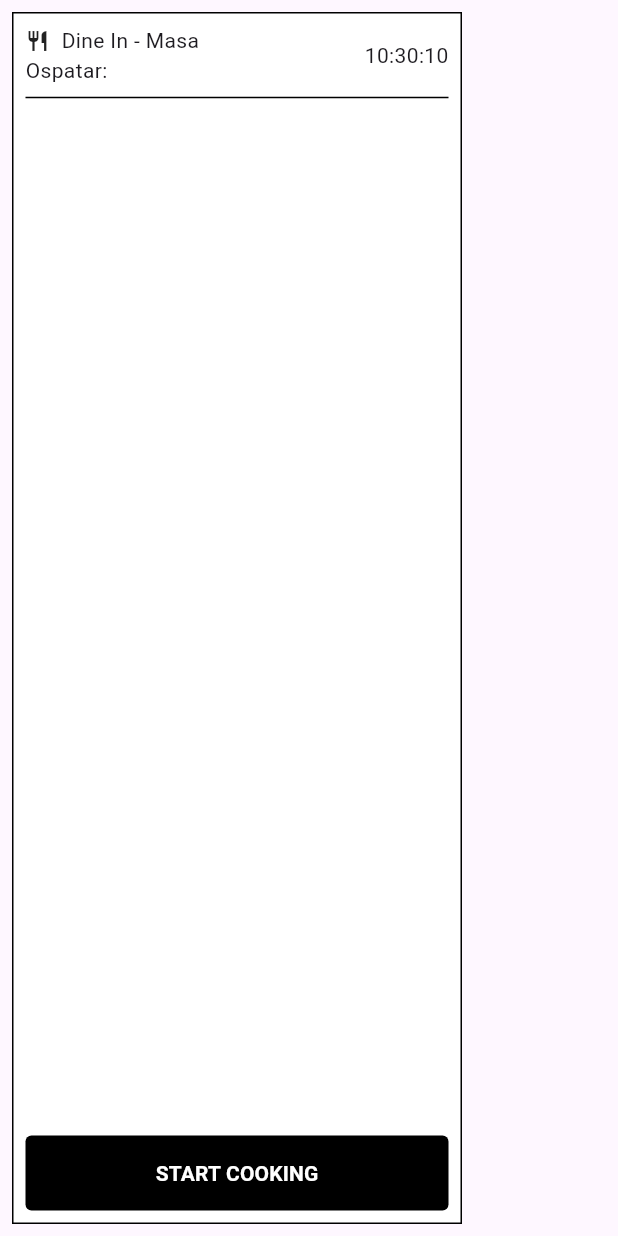
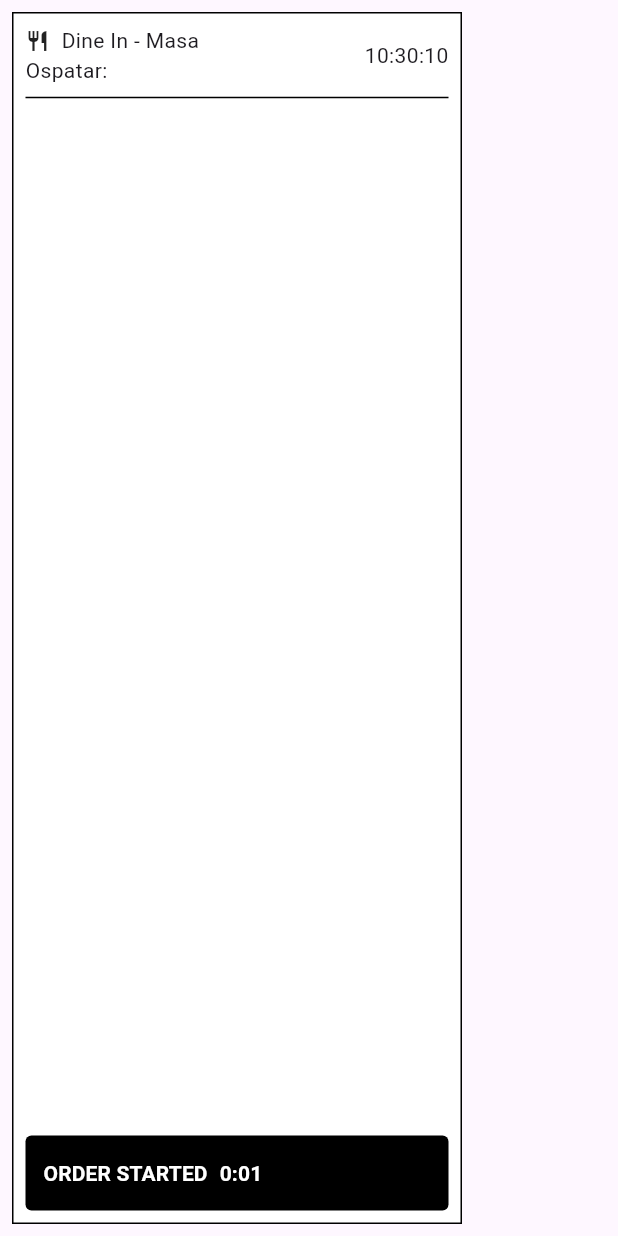
Before and after one commit to stoicadianaa/kds_vectron, a Flutter app: the CardComanda widget shown alone on an empty page, opened directly with empty values, on a phone screen of 412 x 824 dp. Run offline on Flutter 3.47's test engine with Material 3 defaults, Android fonts, the phone set to English and light mode, and no system bars; missing offline and left inert: stomp_dart_client.

Commit message:
first working version

```diff
--- a/lib/app/comenzi/comenzi_screen.dart
+++ b/lib/app/comenzi/comenzi_screen.dart
@@ -1,10 +1,11 @@
-import 'dart:async';
-
 import 'package:flutter/material.dart';
+import 'package:kds_vectron/app/widgets/counter.dart';
+import 'package:kds_vectron/app/widgets/exact_time.dart';
 import 'package:kds_vectron/core/enums/tip_comanda.dart';
 import 'package:kds_vectron/core/extensions/date_time_extension.dart';
 import 'package:kds_vectron/core/model/comanda.dart';
 import 'package:kds_vectron/core/service/comenzi.service.dart';
+import 'package:kds_vectron/core/service/web_socket.service.dart';
 
 class ComenziScreen extends StatelessWidget {
   ComenziScreen({super.key});
@@ -20,16 +21,19 @@ class ComenziScreen extends StatelessWidget {
         surfaceTintColor: Colors.white,
         title: ExactTime(),
       ),
-      body: FutureBuilder(
-        future: ComenziService().getComenzi(),
+      body: StreamBuilder(
+        stream: WebSocketService.comandaUpdateController.stream,
         builder: (context, snapshot) {
           if (snapshot.hasData) {
-            final List<Comanda> comenzi = snapshot.data ?? [];
+            final List<Comanda> comenzi =
+                (snapshot.data ?? [] as List<Comanda>);
+            comenzi.removeWhere((element) => element.oraEnd != null);
 
-            return GridView.extent(maxCrossAxisExtent: 400 + 16,
+            return GridView.extent(
+                maxCrossAxisExtent: 400 + 16,
                 padding: const EdgeInsets.all(16),
                 children: [
-              for (var comanda in comenzi) CardComanda(comanda: comanda)
+                  for (var data in comenzi) CardComanda(comanda: data)
                 ]);
           } else if (snapshot.hasError) {
             return Text('Error: ${snapshot.error}');
@@ -45,13 +49,14 @@ class CardComanda extends StatelessWidget {
   CardComanda({
     super.key,
     required this.comanda,
-  });
+  }) {
+    started = ValueNotifier(comanda.oraStart != null);
+  }
 
   final Comanda comanda;
   final ScrollController _scrollController = ScrollController();
 
-  //todo change
-  ValueNotifier<bool> started = ValueNotifier(false);
+  late final ValueNotifier<bool> started;
 
   @override
   Widget build(BuildContext context) {
@@ -63,7 +68,9 @@ class CardComanda extends StatelessWidget {
       margin: const EdgeInsets.all(8),
       padding: const EdgeInsets.all(8),
       width: 300,
-      child: Column(crossAxisAlignment: CrossAxisAlignment.start, children: [
+      child: Column(
+        crossAxisAlignment: CrossAxisAlignment.start,
+        children: [
           Row(
             mainAxisAlignment: MainAxisAlignment.spaceAround,
             children: [
@@ -104,7 +111,8 @@ class CardComanda extends StatelessWidget {
                           children: [
                             Text(
                               produs.cantitate.toString(),
-                            style: const TextStyle(fontWeight: FontWeight.bold),
+                              style:
+                                  const TextStyle(fontWeight: FontWeight.bold),
                             ),
                             const SizedBox(width: 8),
                             Expanded(
@@ -136,7 +144,9 @@ class CardComanda extends StatelessWidget {
             builder: (context, orderStarted, _) {
               if (orderStarted) {
                 return TextButton(
-                    onPressed: () {},
+                  onPressed: () async {
+                    ComenziService.endComanda(comanda.id);
+                  },
                   style: ButtonStyle(
                     backgroundColor: MaterialStateProperty.all(Colors.black),
                     fixedSize: MaterialStateProperty.all(
@@ -147,21 +157,27 @@ class CardComanda extends StatelessWidget {
                       ),
                     ),
                   ),
-                    child: const Row(
+                  child: Row(
                     children: [
-                        Text(
+                      const Text(
                         'ORDER STARTED',
                         style: TextStyle(
                             color: Colors.white, fontWeight: FontWeight.w600),
                       ),
+                      const SizedBox(width: 8),
+                      Counter(
+                          startTime: comanda.oraStart!,
+                          style: const TextStyle(
+                            color: Colors.white,
+                            fontWeight: FontWeight.w600,
+                          )),
                     ],
                   ),
                 );
               }
-
               return TextButton(
-                onPressed: () {
-                  started.value = true;
+                onPressed: () async {
+                  await ComenziService.startComanda(comanda.id);
                 },
                 style: ButtonStyle(
                   backgroundColor: MaterialStateProperty.all(Colors.black),
@@ -179,29 +195,10 @@ class CardComanda extends StatelessWidget {
                       color: Colors.white, fontWeight: FontWeight.w600),
                 ),
               );
-            }),
-      ]),
+            },
+          ),
+        ],
+      ),
     );
   }
 }
-
-class ExactTime extends StatelessWidget {
-  ExactTime({super.key, this.style}) {
-    Timer.periodic(const Duration(seconds: 1), (timer) {
-      time.value = DateTime.now();
-    });
-  }
-
-  final ValueNotifier<DateTime> time = ValueNotifier(DateTime.now());
-  final TextStyle? style;
-
-  @override
-  Widget build(BuildContext context) {
-    return ValueListenableBuilder(
-      valueListenable: time,
-      builder: (context, DateTime value, child) {
-        return Text(value.formattedTime);
-      },
-    );
-  }
-}
--- /dev/null
+++ b/lib/app/widgets/counter.dart
@@ -0,0 +1,28 @@
+import 'dart:async';
+
+import 'package:flutter/material.dart';
+
+class Counter extends StatelessWidget {
+  Counter({super.key, this.style, required DateTime startTime}) {
+    duration = ValueNotifier(DateTime.now().difference(startTime));
+    Timer.periodic(const Duration(seconds: 1), (timer) {
+      duration.value = DateTime.now().difference(startTime);
+    });
+  }
+
+  late final ValueNotifier<Duration> duration;
+  final TextStyle? style;
+
+  @override
+  Widget build(BuildContext context) {
+    return ValueListenableBuilder(
+      valueListenable: duration,
+      builder: (context, Duration value, child) {
+        return Text(
+          '${(value.inSeconds / 60).floor()}:${(value.inSeconds % 60).toString().padLeft(2, '0')}',
+          style: style,
+        );
+      },
+    );
+  }
+}
--- /dev/null
+++ b/lib/app/widgets/exact_time.dart
@@ -0,0 +1,25 @@
+import 'dart:async';
+
+import 'package:flutter/material.dart';
+import 'package:kds_vectron/core/extensions/date_time_extension.dart';
+
+class ExactTime extends StatelessWidget {
+  ExactTime({super.key, this.style}) {
+    Timer.periodic(const Duration(seconds: 1), (timer) {
+      time.value = DateTime.now();
+    });
+  }
+
+  final ValueNotifier<DateTime> time = ValueNotifier(DateTime.now());
+  final TextStyle? style;
+
+  @override
+  Widget build(BuildContext context) {
+    return ValueListenableBuilder(
+      valueListenable: time,
+      builder: (context, DateTime value, child) {
+        return Text(value.formattedTime);
+      },
+    );
+  }
+}
--- a/lib/core/model/comanda.dart
+++ b/lib/core/model/comanda.dart
@@ -12,6 +12,8 @@ class Comanda {
   List<ProdusComanda> produseComanda;
   String nrComanda;
   DateTime dataComanda;
+  DateTime? oraStart;
+  DateTime? oraEnd;
 
   Comanda(
     this.idOspatar,
@@ -24,6 +26,8 @@ class Comanda {
     this.produseComanda,
     this.nrComanda,
     this.dataComanda,
+    this.oraStart,
+    this.oraEnd,
   );
 
   @override
@@ -88,6 +92,8 @@ class Comanda {
           .toList(),
       json['numar_comanda'].toString(),
       DateTime.parse(json['data_comanda']),
+      DateTime.tryParse(json['start_time'] ?? ''),
+      DateTime.tryParse(json['end_time'] ?? ''),
     );
   }
 }
--- a/pubspec.yaml
+++ b/pubspec.yaml
@@ -36,6 +36,8 @@ dependencies:
   # Use with the CupertinoIcons class for iOS style icons.
   cupertino_icons: ^1.0.6
   http: ^1.2.1
+  web_socket_channel: ^2.4.4
+  stomp_dart_client: ^0.4.0 # Check for the latest version on pub.dev
 
 dev_dependencies:
   flutter_test:
```
Also changed, not shown: lib/core/service/comenzi.service.dart (+15 -35 lines), lib/core/service/web_socket.service.dart (added, +45 -0 lines), lib/main.dart (+29 -54 lines), pubspec.lock, 1 other file. Lines whose indentation alone changed are shown as unchanged.
